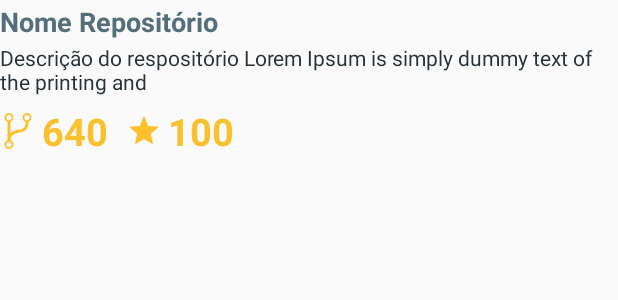
After one commit to MaximoDouglas/ChallengeAndroid, an Android app: the layout repository_card_component.xml on its own in the app's theme, with its tools: preview values and no code run, on a phone screen of 412 x 824 dp. The commit adds this screen. Shown: the top 300 px of the screen. Run offline under Robolectric (Android 15) with nearby library versions, the phone set to English and light mode, and no system bars.

Commit message:
Add repository card layout

```diff
--- /dev/null
+++ b/ChallengeAndroid/app/src/main/res/drawable/ic_fork.xml
@@ -0,0 +1,12 @@
+<vector xmlns:android="http://schemas.android.com/apk/res/android"
+    android:width="24dp"
+    android:height="24dp"
+    android:tint="@color/yellow700"
+    android:viewportWidth="24"
+    android:viewportHeight="24">
+
+    <path
+        android:fillColor="#FF000000"
+        android:pathData="M21,3c0,-1.657 -1.343,-3 -3,-3s-3,1.343 -3,3c0,1.323 0.861,2.433 2.05,2.832 0.168,4.295 -2.021,4.764 -4.998,5.391 -1.709,0.36 -3.642,0.775 -5.052,2.085v-7.492c1.163,-0.413 2,-1.511 2,-2.816 0,-1.657 -1.343,-3 -3,-3s-3,1.343 -3,3c0,1.305 0.837,2.403 2,2.816v12.367c-1.163,0.414 -2,1.512 -2,2.817 0,1.657 1.343,3 3,3s3,-1.343 3,-3c0,-1.295 -0.824,-2.388 -1.973,-2.808 0.27,-3.922 2.57,-4.408 5.437,-5.012 3.038,-0.64 6.774,-1.442 6.579,-7.377 1.141,-0.425 1.957,-1.514 1.957,-2.803zM4.2,3c0,-0.993 0.807,-1.8 1.8,-1.8s1.8,0.807 1.8,1.8 -0.807,1.8 -1.8,1.8 -1.8,-0.807 -1.8,-1.8zM7.8,21c0,0.993 -0.807,1.8 -1.8,1.8s-1.8,-0.807 -1.8,-1.8 0.807,-1.8 1.8,-1.8 1.8,0.807 1.8,1.8zM18,4.8c-0.993,0 -1.8,-0.807 -1.8,-1.8s0.807,-1.8 1.8,-1.8 1.8,0.807 1.8,1.8 -0.807,1.8 -1.8,1.8z" />
+
+</vector>
--- /dev/null
+++ b/ChallengeAndroid/app/src/main/res/drawable/ic_star.xml
@@ -0,0 +1,12 @@
+<vector xmlns:android="http://schemas.android.com/apk/res/android"
+    android:width="24dp"
+    android:height="24dp"
+    android:tint="@color/yellow700"
+    android:viewportWidth="24"
+    android:viewportHeight="24">
+
+    <path
+        android:fillColor="@android:color/white"
+        android:pathData="M12,17.27L18.18,21l-1.64,-7.03L22,9.24l-7.19,-0.61L12,2 9.19,8.63 2,9.24l5.46,4.73L5.82,21z" />
+
+</vector>
--- /dev/null
+++ b/ChallengeAndroid/app/src/main/res/layout/repository_card_component.xml
@@ -0,0 +1,72 @@
+<?xml version="1.0" encoding="utf-8"?>
+<layout xmlns:android="http://schemas.android.com/apk/res/android"
+    xmlns:app="http://schemas.android.com/apk/res-auto"
+    xmlns:tools="http://schemas.android.com/tools">
+
+    <androidx.constraintlayout.widget.ConstraintLayout
+        android:layout_width="wrap_content"
+        android:layout_height="wrap_content">
+
+        <LinearLayout
+            android:id="@+id/repository_card_repository_data_layout"
+            android:layout_width="wrap_content"
+            android:layout_height="wrap_content"
+            android:orientation="vertical"
+            app:layout_constraintStart_toStartOf="parent"
+            app:layout_constraintTop_toTopOf="parent">
+
+            <TextView
+                android:id="@+id/repository_card_repository_name_text_view"
+                android:layout_width="wrap_content"
+                android:layout_height="wrap_content"
+                android:layout_marginTop="2dp"
+                android:textColor="@color/blueGray600"
+                android:textSize="18sp"
+                android:textStyle="bold"
+                tools:text="Nome Repositório" />
+
+            <TextView
+                android:id="@+id/repository_card_repository_description_text_view"
+                android:layout_width="wrap_content"
+                android:layout_height="wrap_content"
+                android:layout_marginTop="2dp"
+                android:ellipsize="end"
+                android:maxLength="100"
+                android:textColor="@color/blueGray900"
+                android:textSize="14sp"
+                tools:text="Descrição do respositório Lorem Ipsum is simply dummy text of the printing and" />
+
+            <LinearLayout
+                android:id="@+id/repository_card_repository_forks_and_stars_layout"
+                android:layout_width="wrap_content"
+                android:layout_height="wrap_content"
+                android:layout_marginTop="6dp">
+
+                <TextView
+                    android:layout_width="wrap_content"
+                    android:layout_height="wrap_content"
+                    android:layout_marginEnd="12dp"
+                    android:drawableStart="@drawable/ic_fork"
+                    android:drawablePadding="4dp"
+                    android:textColor="@color/yellow700"
+                    android:textSize="25sp"
+                    android:textStyle="bold"
+                    tools:text="640" />
+
+                <TextView
+                    android:layout_width="wrap_content"
+                    android:layout_height="wrap_content"
+                    android:drawableStart="@drawable/ic_star"
+                    android:drawablePadding="4dp"
+                    android:textColor="@color/yellow700"
+                    android:textSize="25sp"
+                    android:textStyle="bold"
+                    tools:text="100" />
+
+            </LinearLayout>
+
+        </LinearLayout>
+
+    </androidx.constraintlayout.widget.ConstraintLayout>
+
+</layout>
--- a/ChallengeAndroid/app/src/main/res/values/colors.xml
+++ b/ChallengeAndroid/app/src/main/res/values/colors.xml
@@ -4,7 +4,7 @@
     <color name="colorPrimaryDark">#263238</color>
     <color name="colorAccent">#78909C</color>
 
-    <!--Blue Gray Pallet-->
+    <!--    Blue Gray Pallet    -->
     <color name="blueGray50">#ECEFF1</color>
     <color name="blueGray100">#CFD8DC</color>
     <color name="blueGray200">#B0BEC5</color>
@@ -16,4 +16,16 @@
     <color name="blueGray800">#37474F</color>
     <color name="blueGray900">#263238</color>
 
+    <!--    Yellow Pallet    -->
+    <color name="yellow50">#FFFDE7</color>
+    <color name="yellow100">#FFF9C4</color>
+    <color name="yellow200">#FFF59D</color>
+    <color name="yellow300">#FFF176</color>
+    <color name="yellow400">#FFEE58</color>
+    <color name="yellow500">#FFEB3B</color>
+    <color name="yellow600">#FDD835</color>
+    <color name="yellow700">#FBC02D</color>
+    <color name="yellow800">#F9A825</color>
+    <color name="yellow900">#F57F17</color>
+
 </resources>
--- a/ChallengeAndroid/app/src/main/res/values/strings.xml
+++ b/ChallengeAndroid/app/src/main/res/values/strings.xml
@@ -2,5 +2,6 @@
 
     <string name="app_name">ChallengeAndroid</string>
     <string name="select_repository_fragment_toolbar_text">Popular Repositories</string>
+    <string name="fork_icon">Fork icon</string>
 
 </resources>
```
